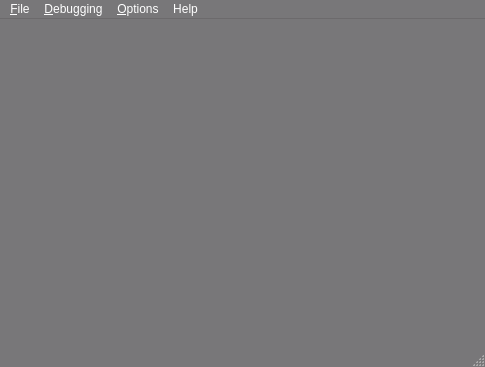
Above: blurdev/gui/windows/loggerwindow/ui/loggerwindow.ui from blurstudio/PrEditor before the change. Below: the same form after it.
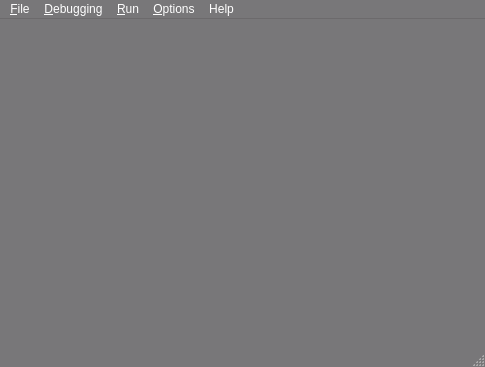
That is the form after the change.

The edit to the form file:
```diff
--- a/blurdev/gui/windows/loggerwindow/ui/loggerwindow.ui
+++ b/blurdev/gui/windows/loggerwindow/ui/loggerwindow.ui
@@ -529,8 +529,17 @@
     </property>
     <addaction name="uiSdkBrowserACT"/>
    </widget>
+   <widget class="QMenu" name="menu_Run">
+    <property name="title">
+     <string>&amp;Run</string>
+    </property>
+    <addaction name="uiRunLineACT"/>
+    <addaction name="uiRunSelectedACT"/>
+    <addaction name="uiRunAllACT"/>
+   </widget>
    <addaction name="uiScriptingMENU"/>
    <addaction name="uiDebugMENU"/>
+   <addaction name="menu_Run"/>
    <addaction name="uiFileMENU"/>
    <addaction name="uiHelpMENU"/>
   </widget>
```
Left out of the diff: 29 changed lines with no effect on the pictures.
